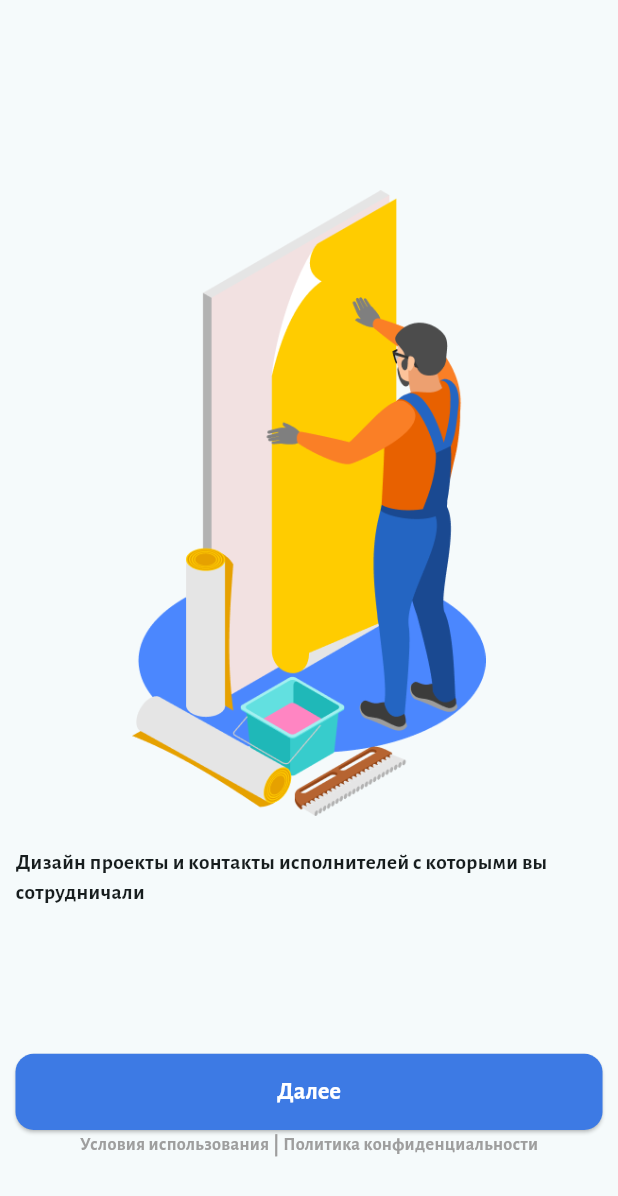
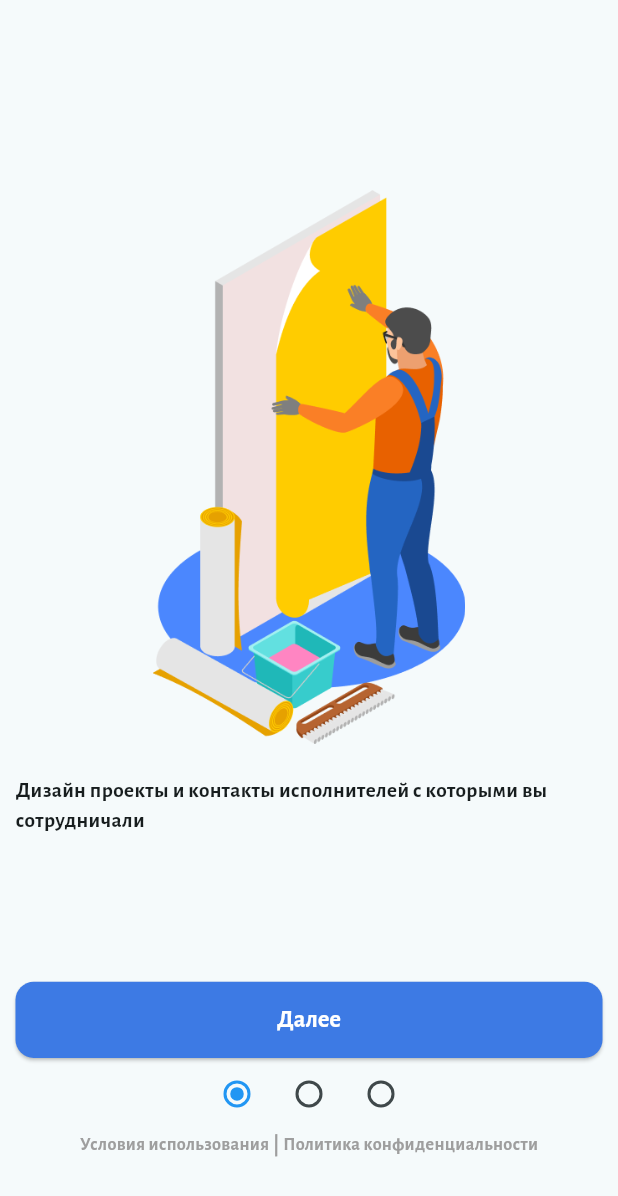
Before and after one commit to FivFiv243/renovate_ranger, a Flutter app: the screen it shows after launch, on a phone screen of 412 x 824 dp. Shown: the top 1196 px of the screen. Run offline on Flutter 3.47's test engine with Material 3 defaults, Android fonts, the phone set to English and light mode, and no system bars; our stand-ins replace fl_chart, flutter_screenutil, flutter_svg, hive, image_picker, in_app_review; accounts and stored records are empty.

Commit message:
Please enter the commit message for your changes. Lines starting  with '' will be ignored, and an empty message aborts the commit.
 On branch master
 Your branch is up to date with 'origin/master'.

 Changes to be committed:
	modified:   lib/main.dart
	modified:   lib/screens/onboarding_screen.dart

```diff
--- a/lib/main.dart
+++ b/lib/main.dart
@@ -58,7 +58,7 @@ class MyApp extends StatelessWidget {
             colorScheme: ColorScheme.fromSeed(seedColor: const Color(0xffffffff)),
             useMaterial3: true,
           ),
-          home: onboardingflag == false ? OnboardingScreen() : ToolsAndMaterialsScreen(),
+          home: onboardingflag == false ? OnboardingScreen() : OnboardingScreen(),
         );
       },
     );
--- a/lib/screens/onboarding_screen.dart
+++ b/lib/screens/onboarding_screen.dart
@@ -96,6 +96,7 @@ class _OnboardingScreenState extends State<OnboardingScreen> {
             child: ElevatedButton(
               onPressed: () {
                 _nextImage(context);
+                setState(() {});
               },
               style: ElevatedButton.styleFrom(
                 backgroundColor: const Color.fromARGB(255, 61, 122, 228), // Цвет кнопки
@@ -112,6 +113,36 @@ class _OnboardingScreenState extends State<OnboardingScreen> {
                 ),
               ),
             ),
+          ),
+          Row(
+            mainAxisAlignment: MainAxisAlignment.center,
+            crossAxisAlignment: CrossAxisAlignment.center,
+            children: [
+              Radio(
+                  splashRadius: 0,
+                  value: 0,
+                  activeColor: Colors.blue,
+                  groupValue: _currentPage,
+                  onChanged: (value) {
+                    null;
+                  }),
+              Radio(
+                  splashRadius: 0,
+                  value: 1,
+                  activeColor: Colors.blue,
+                  groupValue: _currentPage,
+                  onChanged: (value) {
+                    null;
+                  }),
+              Radio(
+                  splashRadius: 0,
+                  value: 2,
+                  activeColor: Colors.blue,
+                  groupValue: _currentPage,
+                  onChanged: (value) {
+                    null;
+                  })
+            ],
           ),
           Row(
             mainAxisAlignment: MainAxisAlignment.center,
```
